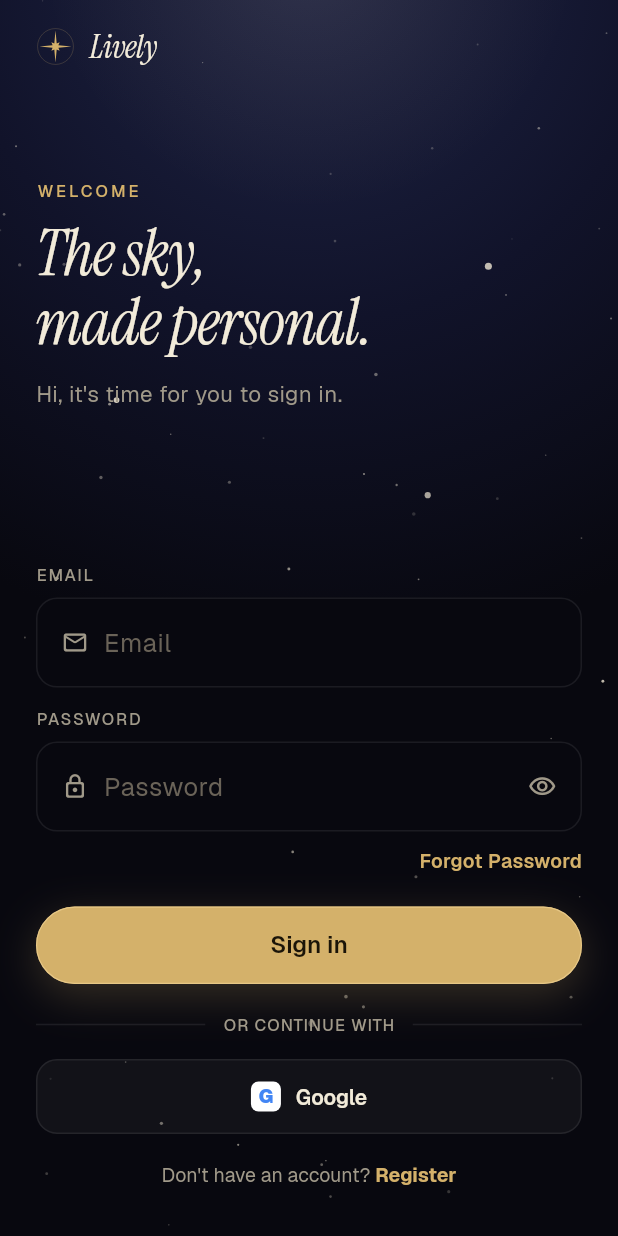
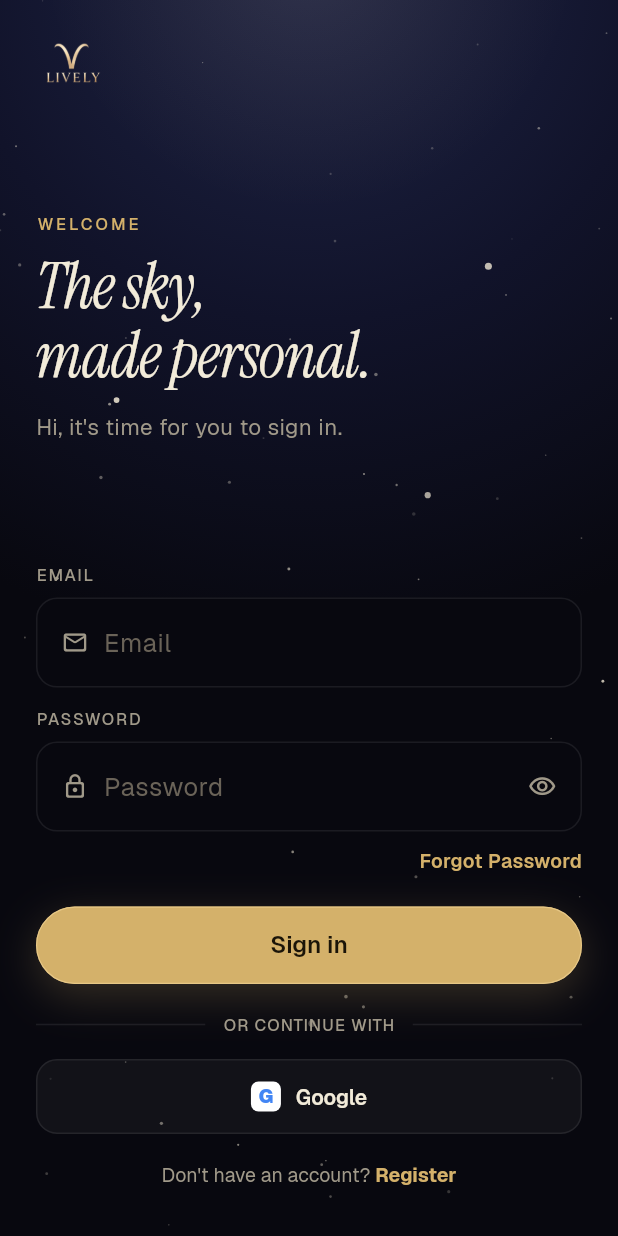
Before and after one commit to arzumanmamishov/cosmic-mirror, a Flutter app: the screen it shows after launch, after a tap on the "visibility off" icon, on a phone screen of 412 x 824 dp. Run offline on Flutter 3.47's test engine with Material 3 defaults, Android fonts, the phone set to English and light mode, and no system bars; our stand-ins replace cached_network_image, dio, equatable, firebase_auth, firebase_core, flutter_riverpod and 9 more; missing offline and left inert: flutter_stripe, purchases_flutter; accounts and stored records are empty.

Commit message:
Revert to the real Lively logo on Auth
The redesign replaced the official logo (assets/images/lively_logo.png
— the gold ram-horns + LIVELY wordmark) with a drawn 8-point sparkle
mark. Put the real logo back on the Auth screen and delete the
drawn-mark widget (lively_brand.dart) — it shouldn't have been made.

Co-Authored-By: Claude Opus 4.7 (1M context) <noreply@anthropic.com>

```diff
--- a/flutter_app/lib/features/auth/presentation/screens/auth_screen.dart
+++ b/flutter_app/lib/features/auth/presentation/screens/auth_screen.dart
@@ -7,8 +7,8 @@ import 'package:cosmic_mirror/l10n/app_localizations.dart';
 import 'package:cosmic_mirror/shared/providers/user_provider.dart';
 import 'package:cosmic_mirror/shared/widgets/lively/gold_button.dart';
 import 'package:cosmic_mirror/shared/widgets/lively/lively_backdrop.dart';
-import 'package:cosmic_mirror/shared/widgets/lively/lively_brand.dart';
 import 'package:cosmic_mirror/shared/widgets/lively/lively_field.dart';
+import 'package:cosmic_mirror/shared/widgets/lively_logo.dart';
 import 'package:flutter/foundation.dart'
     show TargetPlatform, defaultTargetPlatform;
 import 'package:flutter/material.dart';
@@ -227,7 +227,7 @@ class _AuthScreenState extends ConsumerState<AuthScreen> {
                   const SizedBox(height: 6),
                   const Align(
                     alignment: Alignment.centerLeft,
-                    child: LivelyLockup(),
+                    child: LivelyLogo(size: 48),
                   ),
                   const SizedBox(height: 76),
 
--- a/flutter_app/lib/shared/widgets/lively/lively_brand.dart
+++ /dev/null
@@ -1,116 +0,0 @@
-import 'dart:math' as math;
-
-import 'package:cosmic_mirror/config/theme/app_palette.dart';
-import 'package:cosmic_mirror/config/theme/lively_type.dart';
-import 'package:flutter/material.dart';
-
-/// The Lively mark — an 8-point bronze sparkle inside a hair-thin gold ring.
-class LivelyMark extends StatelessWidget {
-  const LivelyMark({this.size = 28, this.color, this.ring, super.key});
-
-  final double size;
-  final Color? color;
-  final Color? ring;
-
-  @override
-  Widget build(BuildContext context) {
-    final p = context.palette;
-    return SizedBox(
-      width: size,
-      height: size,
-      child: CustomPaint(
-        painter: _MarkPainter(
-          color: color ?? p.primary,
-          ring: ring ?? p.glassBorder,
-        ),
-      ),
-    );
-  }
-}
-
-class _MarkPainter extends CustomPainter {
-  _MarkPainter({required this.color, required this.ring});
-  final Color color;
-  final Color ring;
-
-  @override
-  void paint(Canvas canvas, Size size) {
-    final c = Offset(size.width / 2, size.height / 2);
-    final r = size.width / 2;
-
-    // thin outer ring
-    canvas.drawCircle(
-      c,
-      r * 0.92,
-      Paint()
-        ..style = PaintingStyle.stroke
-        ..strokeWidth = math.max(0.6, size.width * 0.02)
-        ..color = ring,
-    );
-
-    // 8-point sparkle — long axes + short diagonals.
-    final fill = Paint()..color = color;
-    final long = r * 0.82;
-    final short = r * 0.30;
-    final path = Path();
-    for (var i = 0; i < 8; i++) {
-      final isLong = i.isEven;
-      final reach = isLong ? long : short;
-      final a = (i / 8) * math.pi * 2 - math.pi / 2;
-      final tip = c + Offset(math.cos(a), math.sin(a)) * reach;
-      // waist between points
-      final wa = a + math.pi / 8;
-      final waist = c + Offset(math.cos(wa), math.sin(wa)) * (r * 0.16);
-      if (i == 0) {
-        path.moveTo(tip.dx, tip.dy);
-      } else {
-        path.lineTo(tip.dx, tip.dy);
-      }
-      path.lineTo(waist.dx, waist.dy);
-    }
-    path.close();
-    canvas.drawPath(path, fill);
-    canvas.drawCircle(c, r * 0.10, fill);
-  }
-
-  @override
-  bool shouldRepaint(_MarkPainter old) =>
-      old.color != color || old.ring != ring;
-}
-
-/// The "Lively" wordmark — Instrument Serif italic.
-class LivelyWordmark extends StatelessWidget {
-  const LivelyWordmark({this.size = 22, this.color, super.key});
-
-  final double size;
-  final Color? color;
-
-  @override
-  Widget build(BuildContext context) {
-    final p = context.palette;
-    return Text(
-      'Lively',
-      style: LivelyType.d3(color ?? p.textPrimary).copyWith(fontSize: size),
-    );
-  }
-}
-
-/// Mark + wordmark lockup, used top-left on Auth.
-class LivelyLockup extends StatelessWidget {
-  const LivelyLockup({this.markSize = 26, this.wordSize = 22, super.key});
-
-  final double markSize;
-  final double wordSize;
-
-  @override
-  Widget build(BuildContext context) {
-    return Row(
-      mainAxisSize: MainAxisSize.min,
-      children: [
-        LivelyMark(size: markSize),
-        const SizedBox(width: 10),
-        LivelyWordmark(size: wordSize),
-      ],
-    );
-  }
-}
```
